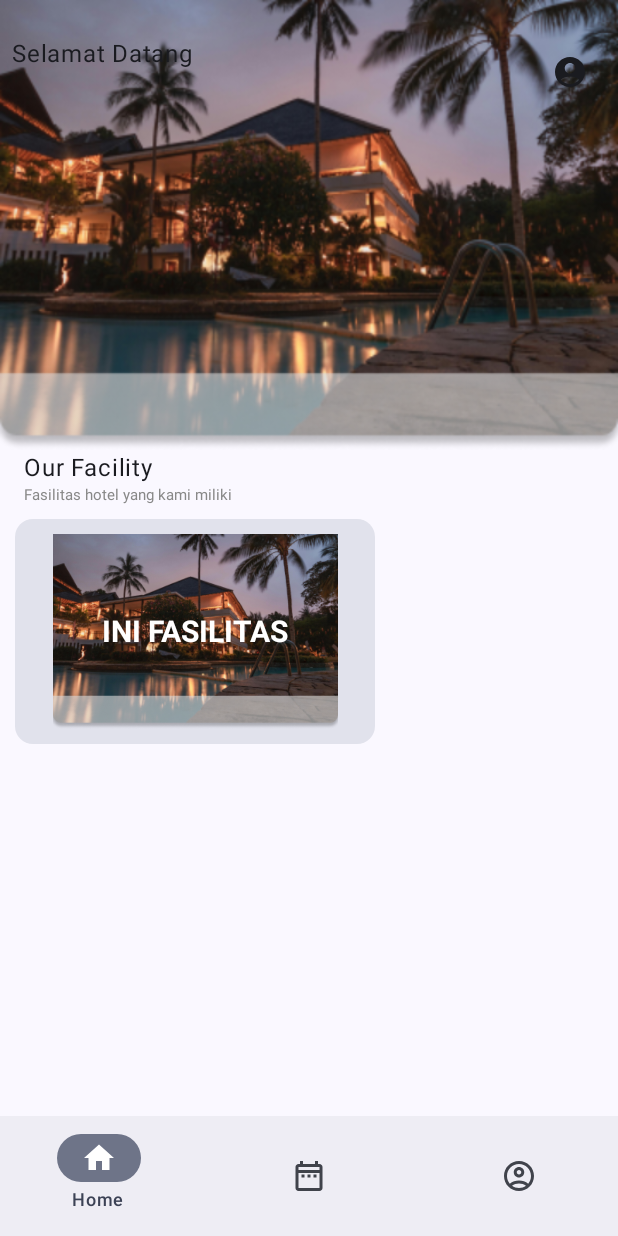
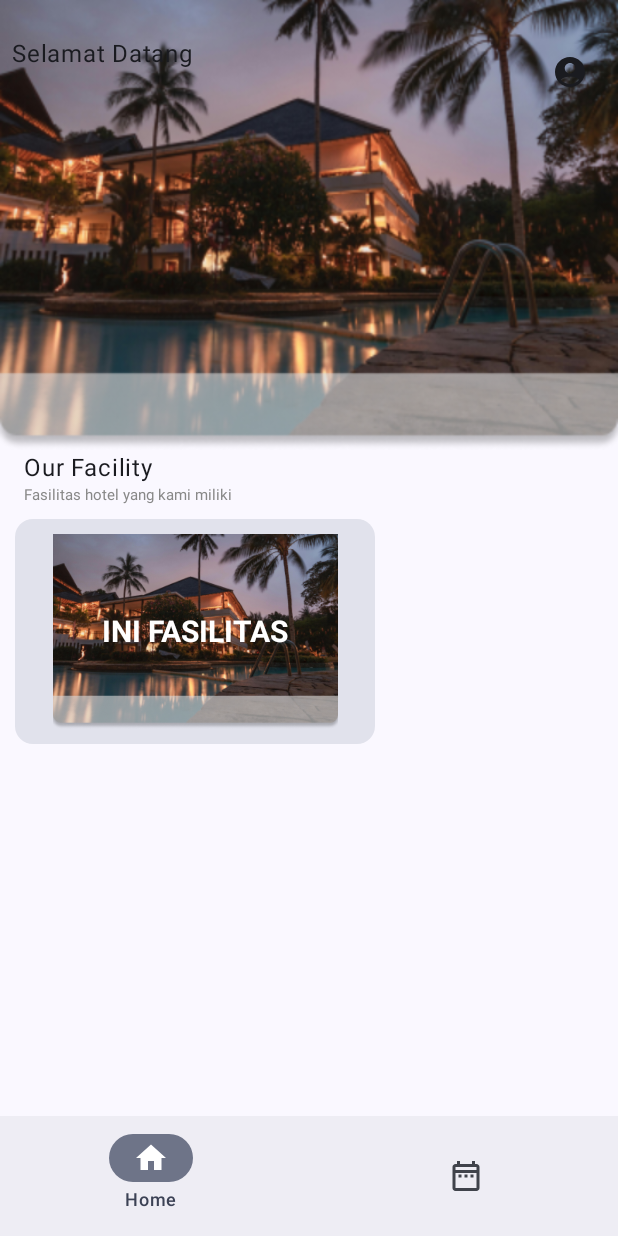
Before and after one commit to Maqilrp/Hotel-Application-Android-Kotlin-Compose, an Android app built with Jetpack Compose: the screen it shows after launch (MainActivity), on a phone screen of 412 x 824 dp. Run offline under Robolectric (Android 15) with nearby library versions, the phone set to English and light mode, and no system bars.

Commit message:
Fix navigasi ke page profile dihapus, kolom jenis kamar label sudah di perbaiki, kolom jumlah orang dan jenis kamar sudah dirapihkan.

```diff
--- a/app/src/main/java/com/festra/hotelapplication/ui/components/BottomAppBar.kt
+++ b/app/src/main/java/com/festra/hotelapplication/ui/components/BottomAppBar.kt
@@ -36,11 +36,11 @@ val items = listOf(
         selectedIcon = Icons.Filled.DateRange,
         unselectedIcon = Icons.Outlined.DateRange
     ),
-    BottomNavigationItem(
-        title = "Profile",
-        selectedIcon = Icons.Filled.AccountCircle,
-        unselectedIcon = Icons.Outlined.AccountCircle
-    ),
+//    BottomNavigationItem(
+//        title = "Profile",
+//        selectedIcon = Icons.Filled.AccountCircle,
+//        unselectedIcon = Icons.Outlined.AccountCircle
+//    ),
 )
 
 @Composable
--- a/app/src/main/java/com/festra/hotelapplication/ui/components/DropDownMenu.kt
+++ b/app/src/main/java/com/festra/hotelapplication/ui/components/DropDownMenu.kt
@@ -36,7 +36,6 @@ fun JumlahOrangDropDown(
     Box(
         modifier = Modifier
             .fillMaxWidth()
-            .padding(16.dp)
     ) {
         ExposedDropdownMenuBox(
             expanded = expanded,
@@ -87,7 +86,7 @@ fun JenisKamarDropDown(
     Box(
         modifier = Modifier
             .fillMaxWidth()
-            .padding(16.dp)
+
     ) {
         ExposedDropdownMenuBox(
             expanded = expanded,
@@ -101,7 +100,7 @@ fun JenisKamarDropDown(
                 readOnly = true,
                 trailingIcon = { ExposedDropdownMenuDefaults.TrailingIcon(expanded = expanded) },
                 modifier = Modifier.menuAnchor().fillMaxWidth(),
-                label = { Text(text = stringResource(R.string.jumlahOrang)) }
+                label = { Text(text = stringResource(R.string.jenisKamar)) }
             )
 
             ExposedDropdownMenu(
--- a/app/src/main/res/values/strings.xml
+++ b/app/src/main/res/values/strings.xml
@@ -16,4 +16,5 @@
     <string name="error">Terjadi Kesalahan</string>
     <string name="try_again">Coba Lagi</string>
     <string name="gambar">Ini Gambar</string>
+    <string name="jenisKamar">Jenis Kamar</string>
 </resources>
```
